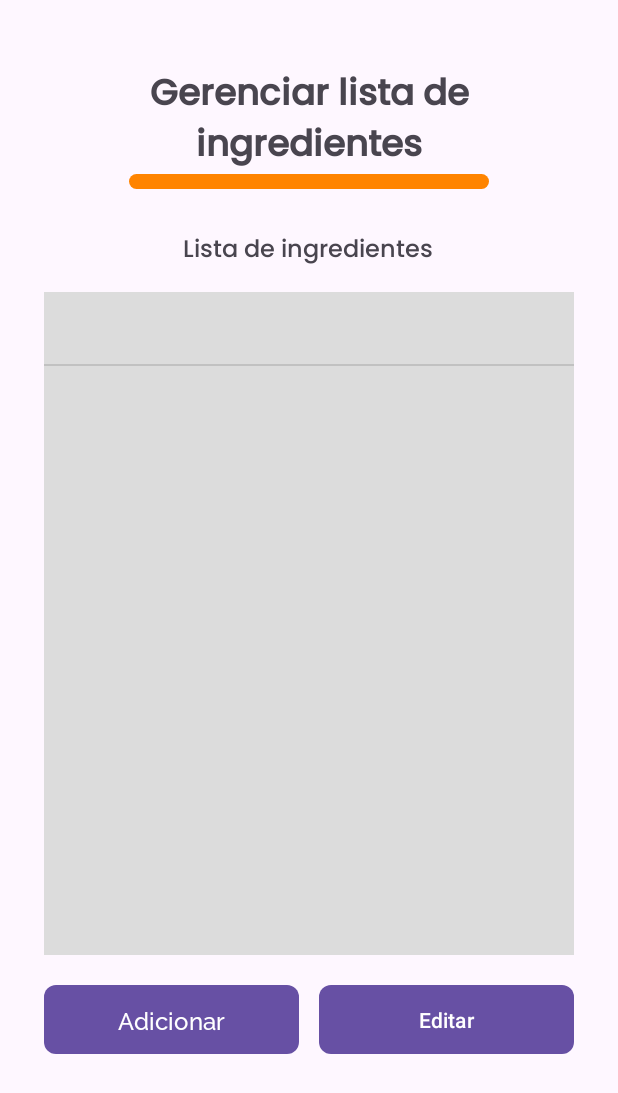
After one commit to ratio-culinae-proj-final/RC-Android, an Android app: the IngredientsActivity screen opened directly, with no data from a screen before it, on a phone screen of 412 x 824 dp. The commit adds this screen. Shown: the top 1093 px of the screen. Run offline under Robolectric (Android 15) with nearby library versions, the phone set to English and light mode, and no system bars; our stand-ins replace Room's generated code.

Commit message:
inserção da funcionalidade de adicionar items na lista de ingredientes

```diff
--- a/app/src/main/java/com/example/ratioculinae/database/AppDatabase.java
+++ b/app/src/main/java/com/example/ratioculinae/database/AppDatabase.java
@@ -6,14 +6,17 @@ import androidx.room.Database;
 import androidx.room.Room;
 import androidx.room.RoomDatabase;
 
+import com.example.ratioculinae.database.dao.IngredienteDAO;
 import com.example.ratioculinae.database.dao.UsuarioDAO;
+import com.example.ratioculinae.models.Ingrediente;
 import com.example.ratioculinae.models.Usuario;
 
-@Database(entities = {Usuario.class}, version = 1)
+@Database(entities = {Usuario.class, Ingrediente.class}, version = 1)
 public abstract class AppDatabase extends RoomDatabase {
 
     private static AppDatabase instance;
     public abstract UsuarioDAO usuarioDAO();
+    public abstract IngredienteDAO ingredientesDAO();
 
     public static synchronized AppDatabase getInstance(Context context) {
         if (instance == null) {
--- /dev/null
+++ b/app/src/main/java/com/example/ratioculinae/database/dao/IngredienteDAO.java
@@ -0,0 +1,19 @@
+package com.example.ratioculinae.database.dao;
+
+import androidx.room.Dao;
+import androidx.room.Insert;
+import androidx.room.Query;
+
+import com.example.ratioculinae.models.Ingrediente;
+
+import java.util.List;
+
+@Dao
+public interface IngredienteDAO {
+
+    @Insert
+    void insert(Ingrediente ingrediente);
+
+    @Query("SELECT * FROM tab_ingredientes")
+    List<Ingrediente> listarIngredientes();
+}
--- /dev/null
+++ b/app/src/main/java/com/example/ratioculinae/models/Ingrediente.java
@@ -0,0 +1,37 @@
+package com.example.ratioculinae.models;
+
+import androidx.room.ColumnInfo;
+import androidx.room.Entity;
+import androidx.room.PrimaryKey;
+
+@Entity(tableName = "tab_ingredientes")
+public class Ingrediente {
+    @PrimaryKey(autoGenerate = true)
+    private int id;
+
+    @ColumnInfo(name = "nome")
+    private String nome;
+
+    @ColumnInfo(name = "quantidade")
+    private int quantidade;
+
+    public Ingrediente() {}
+    public Ingrediente(String getNomeTela, int getQuantidadeTela) {
+        this.nome = getNomeTela;
+        this.quantidade = getQuantidadeTela;
+    }
+
+    public int getId() {return id;};
+    public void setId(int id) {this.id = id;};
+
+    public int getQuantidade() {return quantidade;};
+    public void setQuantidade(int quantidade) {this.quantidade = quantidade;};
+
+    public String getNome() {return nome;};
+    public void  setNome(String nome) {this.nome = nome;};
+
+    @Override
+    public String toString() {
+        return nome;
+    }
+}
--- a/app/src/main/java/com/example/ratioculinae/screens/HomePageActivity.java
+++ b/app/src/main/java/com/example/ratioculinae/screens/HomePageActivity.java
@@ -58,7 +58,7 @@ public class HomePageActivity extends AppCompatActivity {
 
     private void configurarIntents() {
         btnIngredientes.setOnClickListener(v -> {
-            // startActivity(new Intent(this, IngredientesActivity.class));
+            startActivity(new Intent(this, IngredientsActivity.class));
         });
 
         btnGerador.setOnClickListener(v -> {
--- /dev/null
+++ b/app/src/main/java/com/example/ratioculinae/screens/IngredientsActivity.java
@@ -0,0 +1,74 @@
+package com.example.ratioculinae.screens;
+
+import android.content.Intent;
+import android.os.Bundle;
+import android.util.Log;
+import android.widget.ArrayAdapter;
+import android.widget.Button;
+import android.widget.ListView;
+
+import androidx.activity.EdgeToEdge;
+import androidx.appcompat.app.AppCompatActivity;
+
+import com.example.ratioculinae.R;
+import com.example.ratioculinae.database.AppDatabase;
+import com.example.ratioculinae.models.Ingrediente;
+
+import java.util.List;
+
+public class IngredientsActivity extends AppCompatActivity {
+
+    private ListView ingredientes;
+    private Button adicionar, editar;
+    private AppDatabase db;
+
+    @Override
+    protected void onCreate(Bundle savedInstanceState) {
+        super.onCreate(savedInstanceState);
+        EdgeToEdge.enable(this);
+        setContentView(R.layout.activity_ingredients);
+        inicializarIngredientes();
+        configurarIntents();
+
+    }
+
+    private void configurarIntents() {
+        adicionar.setOnClickListener(v -> {
+            startActivity(new Intent(this, AddIngredientesActivity.class));
+        });
+
+        editar.setOnClickListener(v -> {
+            startActivity(new Intent(this, EditIngredientesActivity.class));
+        });
+    }
+
+    private void inicializarIngredientes() {
+        adicionar = findViewById(R.id.btnAddIngredientes);
+        editar = findViewById(R.id.btnEditIngredientes);
+        ingredientes = findViewById(R.id.listIngredientes);
+        db = AppDatabase.getInstance(getApplicationContext());
+
+        new Thread(new Runnable() {
+            @Override
+            public void run() {
+                listar();
+            }
+        }).start();
+    }
+
+    private void listar() {
+                List<Ingrediente> listagem = db.ingredientesDAO().listarIngredientes();
+                for (Ingrediente i: listagem) {
+                    Log.d("DEBUG_INGREDIENTE", "ID: " + i.getId() + " NOME: " + i.getNome() + " QUANTIDADE: " + i.getQuantidade());
+                }
+                runOnUiThread(new Runnable() {
+                    @Override
+                    public void run() {
+                        ArrayAdapter<Ingrediente> adapter = new ArrayAdapter<>(IngredientsActivity.this,
+                                com.google.android.material.R.layout.support_simple_spinner_dropdown_item,
+                                listagem);
+                        ingredientes.setAdapter(adapter);
+                    }
+                });
+    }
+}
--- /dev/null
+++ b/app/src/main/res/layout/activity_ingredients.xml
@@ -0,0 +1,79 @@
+<?xml version="1.0" encoding="utf-8"?>
+<androidx.constraintlayout.widget.ConstraintLayout xmlns:android="http://schemas.android.com/apk/res/android"
+    xmlns:app="http://schemas.android.com/apk/res-auto"
+    xmlns:tools="http://schemas.android.com/tools"
+    android:id="@+id/main"
+    android:layout_width="match_parent"
+    android:layout_height="match_parent"
+    tools:context=".screens.IngredientsActivity">
+
+    <TextView
+        android:id="@+id/tvTituloIngredientes"
+        style="@style/Titulo"
+        android:layout_width="285dp"
+        android:layout_height="72dp"
+        android:layout_marginTop="44dp"
+        android:text="Gerenciar lista de ingredientes"
+        android:textAlignment="center"
+        android:textSize="24sp"
+        android:textStyle="bold"
+        app:layout_constraintEnd_toEndOf="parent"
+        app:layout_constraintStart_toStartOf="parent"
+        app:layout_constraintTop_toTopOf="parent" />
+
+    <View
+        android:id="@+id/barraDecorativa2"
+        android:layout_width="240dp"
+        android:layout_height="10dp"
+        android:background="@drawable/decorative_bar"
+        app:layout_constraintEnd_toEndOf="@+id/tvTituloIngredientes"
+        app:layout_constraintStart_toStartOf="@+id/tvTituloIngredientes"
+        app:layout_constraintTop_toBottomOf="@+id/tvTituloIngredientes" />
+
+    <TextView
+        android:id="@+id/subtituloIngredientes"
+        style="@style/Titulo"
+        android:layout_width="wrap_content"
+        android:layout_height="wrap_content"
+        android:layout_marginTop="28dp"
+        android:text="Lista de ingredientes"
+        android:textSize="16sp"
+        app:layout_constraintEnd_toEndOf="@+id/tvTituloIngredientes"
+        app:layout_constraintHorizontal_bias="0.495"
+        app:layout_constraintStart_toStartOf="@+id/tvTituloIngredientes"
+        app:layout_constraintTop_toBottomOf="@+id/barraDecorativa2" />
+
+    <ListView
+        android:id="@+id/listIngredientes"
+        android:layout_width="353dp"
+        android:layout_height="442dp"
+        android:layout_marginTop="14dp"
+        android:background="#DCDCDC"
+        app:layout_constraintEnd_toEndOf="@+id/tvTituloIngredientes"
+        app:layout_constraintStart_toStartOf="@+id/tvTituloIngredientes"
+        app:layout_constraintTop_toBottomOf="@+id/subtituloIngredientes" />
+
+    <Button
+        android:id="@+id/btnAddIngredientes"
+        style="@style/TextButton"
+        android:layout_width="170dp"
+        android:layout_height="46dp"
+        android:layout_marginTop="20dp"
+        android:background="@drawable/button_background_orange"
+        android:text="Adicionar"
+        app:layout_constraintStart_toStartOf="@+id/listIngredientes"
+        app:layout_constraintTop_toBottomOf="@+id/listIngredientes"
+        tools:ignore="HardcodedText,TextContrastCheck" />
+
+    <Button
+        android:id="@+id/btnEditIngredientes"
+        android:layout_width="170dp"
+        android:layout_height="46dp"
+        android:layout_marginTop="20dp"
+        android:background="@drawable/button_background_orange"
+        android:text="Editar"
+        app:layout_constraintEnd_toEndOf="@+id/listIngredientes"
+        app:layout_constraintHorizontal_bias="1.0"
+        app:layout_constraintStart_toEndOf="@+id/btnAddIngredientes"
+        app:layout_constraintTop_toBottomOf="@+id/listIngredientes" />
+</androidx.constraintlayout.widget.ConstraintLayout>
```
Also changed, not shown: app/src/main/AndroidManifest.xml (+9 -0 lines), app/src/main/java/com/example/ratioculinae/screens/AddIngredientesActivity.java (added, +58 -0 lines), app/src/main/java/com/example/ratioculinae/screens/EditIngredientesActivity.java (added, +26 -0 lines), app/src/main/res/layout/activity_add_ingredientes.xml (added, +72 -0 lines), app/src/main/res/layout/activity_edit_ingredientes.xml (added, +10 -0 lines), settings.gradle.kts (+1 -7 lines).
